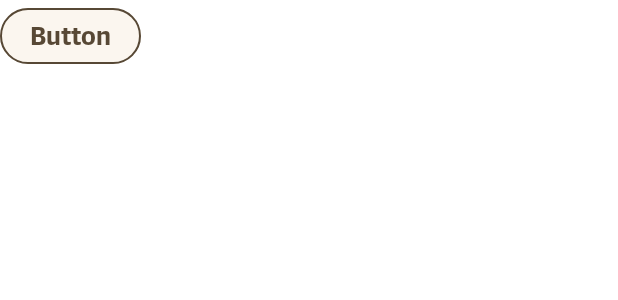
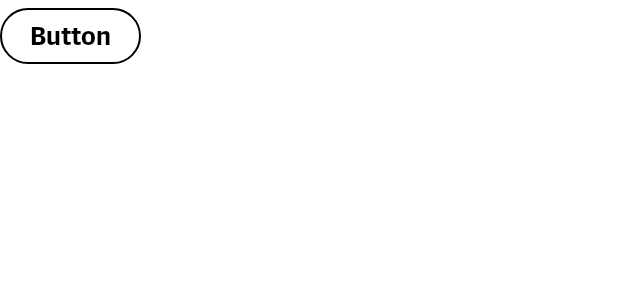
Before and after one commit to guardian/source-apps, an Android app built with Jetpack Compose: the @Preview function Preview, on a phone screen of 412 x 824 dp. Shown: the top 300 px of the screen. Run offline under Robolectric (Android 15) with nearby library versions, the phone set to English and light mode, and no system bars; Roboto replaces fonts that are not available here.

Commit message:
Provide default button colours to `PlainSourceButton`
+ Remove discouraged warning

```diff
--- a/android/source/src/main/kotlin/com/gu/source/components/buttons/PlainSourceButton.kt
+++ b/android/source/src/main/kotlin/com/gu/source/components/buttons/PlainSourceButton.kt
@@ -16,31 +16,42 @@ import androidx.compose.ui.tooling.preview.Preview
 import androidx.compose.ui.unit.dp
 import androidx.compose.ui.unit.sp
 import com.gu.source.Source
-import com.gu.source.presets.palette.Culture200
-import com.gu.source.presets.palette.Culture800
+import com.gu.source.daynight.AppColour
+import com.gu.source.presets.palette.Neutral0
+import com.gu.source.presets.palette.Neutral100
+
+private val PlainDefault: ButtonColours
+    get() = ButtonColours(
+        border = AppColour(Source.Palette.Neutral0, Source.Palette.Neutral100),
+        container = AppColour.Transparent,
+        content = AppColour(Source.Palette.Neutral0, Source.Palette.Neutral100),
+    )
 
 /**
- * A basic Source compatible button component. This button does not have any Source colour theming.
+ * A plain, basic Source compatible button component. This button does not have any Source colour
+ * theming. Provide [buttonColours] to theme the button.
+ *
+ *
  * This is a low-level component and should be sparingly used only for custom buttons. Prefer to
- * use [SourceButton] or [SourceBaseIconButton] instead.
+ * use [PlainSourceButton] or [SourceIconButton] instead.
  *
  * @param size Button size from [SourceButton.Size]s. Reflects the prominence of the action.
- * @param buttonColours Colours for the button. Use [ButtonColours] to create the colours.
  * @param onClick Callback for action to take when user clicks the button.
  * @param modifier Optional [Modifier]
+ * @param buttonColours Optional colours for the button. Use this to theme the button.
  * @param content Slot for composable content to present inside the button.
  */
 @Discouraged(
-    "Preferably use `SourceButton`." +
+    "Preferably use `PlainSourceButton`." +
         " It provides correct styling & size for text and icons." +
         " This variant is for supporting custom button designs only.",
 )
 @Composable
 fun PlainSourceContentButton(
     size: SourceButton.Size,
-    buttonColours: ButtonColours,
     onClick: () -> Unit,
     modifier: Modifier = Modifier,
+    buttonColours: ButtonColours = PlainDefault,
     content: @Composable () -> Unit,
 ) {
     Button(
@@ -71,40 +82,35 @@ fun PlainSourceContentButton(
 }
 
 /**
- * A plain Source button component with text and an optional icon, but no Source colour theming.
+ * A plain Source button component with text and an optional icon. This has no Source colour
+ * theming. Provide [buttonColours] to theme the button.
  *
  * Prefer to use [SourceButton] or [SourceBaseIconButton] instead.
  *
  * @param text Text to display on the button.
  * @param size Button size from [SourceButton.Size]s. Reflects the prominence of the action.
- * @param buttonColours Colours for the button. Use [ButtonColours] to create the colours.
  * @param onClick Callback for action to take when user clicks the button.
  * @param modifier Optional [Modifier]
+ * @param buttonColours Optional colours for the button. Use this to theme the button.
  * @param iconSide Optional the side of the button on which the icon appears. Defaults to
  * [SourceButton.IconSide.Left].
  * @param icon Optional icon to display on the button.
  */
-@SuppressLint("DiscouragedApi")
-@Discouraged(
-    "Preferably use `SourceButton`." +
-        " It provides correct styling & size for text and icons." +
-        " This variant is for supporting custom button designs and colours only.",
-)
 @Composable
 fun PlainSourceButton(
     text: String,
     size: SourceButton.Size,
-    buttonColours: ButtonColours,
     onClick: () -> Unit,
     modifier: Modifier = Modifier,
+    buttonColours: ButtonColours = PlainDefault,
     iconSide: SourceButton.IconSide = SourceButton.IconSide.Left,
     icon: @Composable (Modifier) -> Unit = {},
 ) {
     PlainSourceContentButton(
         size = size,
-        buttonColours = buttonColours,
         onClick = onClick,
         modifier = modifier,
+        buttonColours = buttonColours,
     ) {
         Row(
             horizontalArrangement = Arrangement.spacedBy(8.dp),
@@ -138,11 +144,6 @@ private fun Preview() {
     PlainSourceButton(
         text = "Button",
         size = SourceButton.Size.Small,
-        buttonColours = ButtonColours(
-            border = Source.Palette.Culture200,
-            container = Source.Palette.Culture800,
-            content = Source.Palette.Culture200,
-        ),
         onClick = {},
     )
 }
--- a/android/source/src/main/kotlin/com/gu/source/components/buttons/SourceButton.kt
+++ b/android/source/src/main/kotlin/com/gu/source/components/buttons/SourceButton.kt
@@ -119,7 +119,7 @@ object SourceButton {
 /**
  * A basic Source compatible button component.
  * This is a low-level component and should be sparingly used only for custom buttons. Prefer to
- * use [SourceButton] or [SourceBaseIconButton] instead.
+ * use [SourceButton] or [SourceIconButton] instead.
  *
  * @param size Button size from [SourceButton.Size]s. Reflects the prominence of the action.
  * @param priority Button priority from [SourceButton.Priority]s. Informs users of how important an
@@ -159,9 +159,9 @@ fun SourceContentButton(
 
     PlainSourceContentButton(
         size = size,
-        buttonColours = buttonColours,
         onClick = onClick,
         modifier = modifier,
+        buttonColours = buttonColours,
         content = content,
     )
 }
```
Also changed, not shown: android/sample/src/main/kotlin/com/gu/source/MainActivity.kt (+10 -9 lines).
